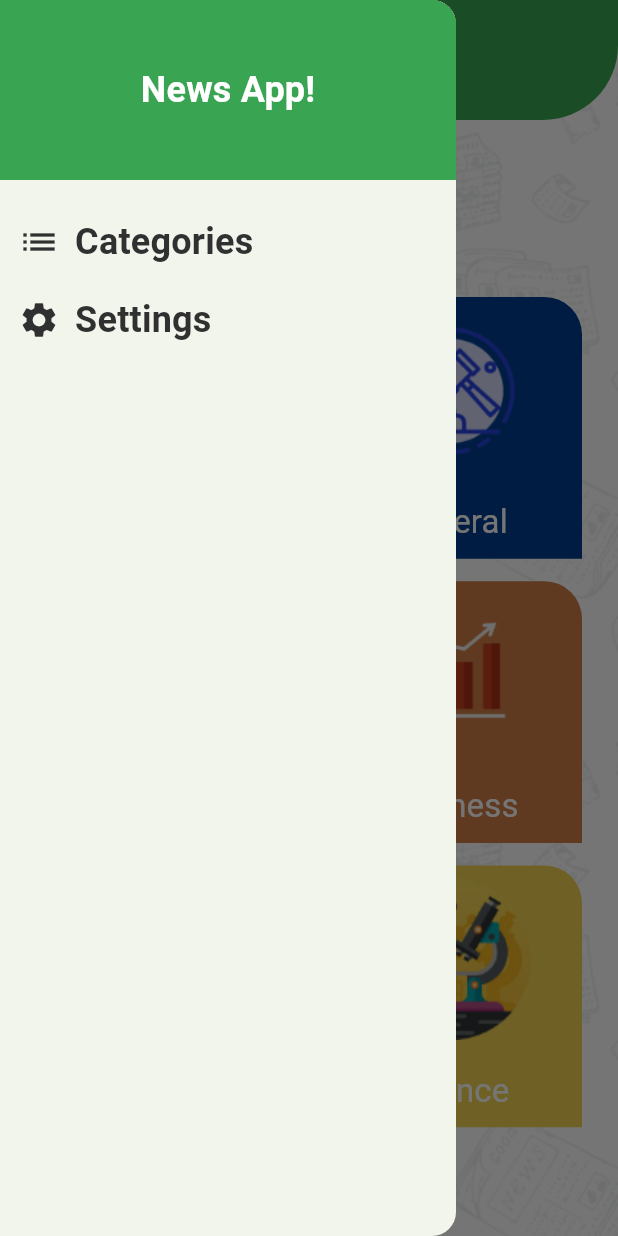
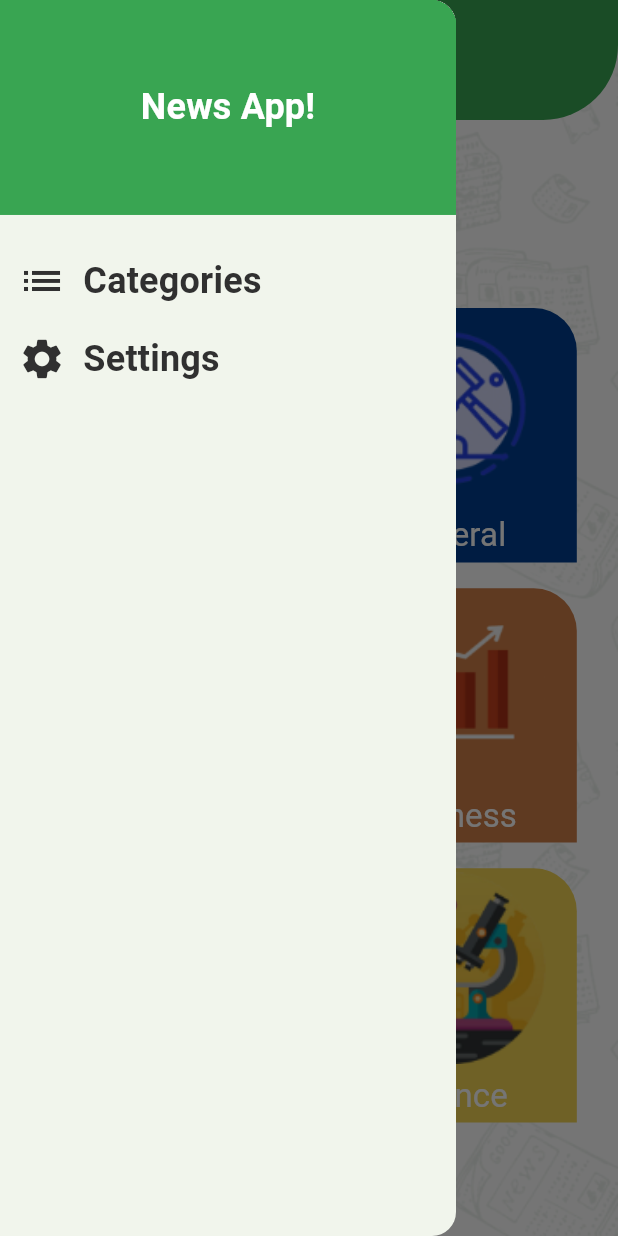
Before and after one commit to NoureenSaad/News_App, a Flutter app: the screen it shows after launch, with the side drawer open, on a phone screen of 412 x 824 dp. Run offline on Flutter 3.47's test engine with Material 3 defaults, Android fonts, the phone set to English and light mode, and no system bars; our stand-ins replace flutter_screenutil.

Commit message:
Added screen utils for responsive design

```diff
--- a/lib/shared/style/app_theme.dart
+++ b/lib/config/theme/app_theme.dart
@@ -1,17 +1,17 @@
 import 'package:flutter/material.dart';
-import 'package:news_app/shared/style/app_colors.dart';
+import 'package:news_app/core/utils/colors_manager.dart';
 
 class AppTheme{
   static ThemeData lightTheme = ThemeData(
     scaffoldBackgroundColor: Colors.transparent,
     colorScheme: ColorScheme.fromSeed(
-        seedColor: AppColors.lightPrimaryColor,
-        primary: AppColors.lightPrimaryColor
+        seedColor: ColorsManager.lightPrimaryColor,
+        primary: ColorsManager.lightPrimaryColor
     ),
-    appBarTheme: AppBarTheme(
+    appBarTheme: const AppBarTheme(
       toolbarHeight: 80,
       centerTitle: true,
-      backgroundColor: AppColors.lightPrimaryColor,
+      backgroundColor: ColorsManager.lightPrimaryColor,
       shape: RoundedRectangleBorder(
         borderRadius: BorderRadius.only(
           bottomLeft: Radius.circular(50),
@@ -28,7 +28,7 @@ class AppTheme{
         color: Colors.white
       )
     ),
-    textTheme: TextTheme(
+    textTheme: const TextTheme(
       titleMedium: TextStyle(
         fontSize: 24,
         fontWeight: FontWeight.w700,
@@ -37,7 +37,7 @@ class AppTheme{
       labelMedium: TextStyle(
         fontWeight: FontWeight.w700,
         fontSize: 28,
-        color: AppColors.categoryListColor
+        color: ColorsManager.categoryListColor
       ),
       titleSmall: TextStyle(
         fontSize: 22,
--- /dev/null
+++ b/lib/core/api/api_manager.dart
@@ -0,0 +1,3 @@
+class ApiManager{
+
+}
--- /dev/null
+++ b/lib/core/api/endpoints.dart
@@ -0,0 +1,3 @@
+class Endpoints{
+
+}
--- /dev/null
+++ b/lib/core/constants.dart
@@ -0,0 +1,3 @@
+class Constants{
+  static const String apiKey = "252d755e6a5749ac9ade45852c416114";
+}
--- a/lib/shared/style/app_colors.dart
+++ b/lib/core/utils/colors_manager.dart
@@ -1,6 +1,6 @@
 import 'dart:ui';
 
-class AppColors{
+class ColorsManager{
   static const Color lightPrimaryColor = Color(0xff39A552);
   static const Color drawerIconsColor = Color(0xff303030);
   static const Color categoryListColor = Color(0xff4F5A69);
--- a/lib/main.dart
+++ b/lib/main.dart
@@ -1,26 +1,6 @@
 import 'package:flutter/material.dart';
-import 'package:news_app/shared/style/app_theme.dart';
-import 'package:news_app/ui/categories/categories_widget.dart';
-import 'package:news_app/ui/home/home_screen.dart';
-import 'package:news_app/ui/settings/settings_widget.dart';
+import 'my_app.dart';
 
 void main() {
   runApp(const MyApp());
 }
-
-class MyApp extends StatelessWidget {
-  const MyApp({super.key});
-
-  @override
-  Widget build(BuildContext context) {
-    return MaterialApp(
-      title: 'News Application',
-      debugShowCheckedModeBanner: false,
-      theme: AppTheme.lightTheme,
-      initialRoute: HomeScreen.route,
-      routes: {
-        HomeScreen.route:(_)=>HomeScreen(),
-      },
-    );
-  }
-}
--- /dev/null
+++ b/lib/my_app.dart
@@ -0,0 +1,28 @@
+import 'package:flutter/material.dart';
+import 'package:flutter_screenutil/flutter_screenutil.dart';
+import 'package:news_app/presentation/home/home_screen.dart';
+import 'config/theme/app_theme.dart';
+
+class MyApp extends StatelessWidget {
+  const MyApp({super.key});
+
+  @override
+  Widget build(BuildContext context) {
+    return ScreenUtilInit(
+      designSize: const Size(360, 690),
+      minTextAdapt: true,
+      splitScreenMode: true,
+      builder: (_ , child){
+        return MaterialApp(
+          title: 'News Application',
+          debugShowCheckedModeBanner: false,
+          theme: AppTheme.lightTheme,
+          initialRoute: HomeScreen.route,
+          routes: {
+            HomeScreen.route:(_)=>HomeScreen(),
+          },
+        );
+      },
+    );
+  }
+}
--- a/lib/ui/categories/categories_widget.dart
+++ b/lib/presentation/categories/categories_widget.dart
@@ -1,7 +1,9 @@
 import 'package:flutter/material.dart';
-import 'package:news_app/ui/categories/single_category_widget.dart';
+import 'package:flutter_screenutil/flutter_screenutil.dart';
+import 'package:news_app/presentation/categories/single_category_widget.dart';
 
-import '../../model/category_model.dart';
+import '../../data/model/category_model.dart';
+
 
 class CategoriesWidget extends StatelessWidget {
   List<CategoryModel> categoriesList = CategoryModel.getCategories();
@@ -11,18 +13,18 @@ class CategoriesWidget extends StatelessWidget {
   Widget build(BuildContext context) {
     return Scaffold(
       body: Padding(
-        padding: const EdgeInsets.all(24.0),
+        padding: REdgeInsets.all(24.0),
         child: Column(
           crossAxisAlignment: CrossAxisAlignment.start,
           children: [
             Text("Pick your category\nof interest",style: Theme.of(context).textTheme.labelMedium,),
-            SizedBox(height: 20,),
+            SizedBox(height: 20.h,),
             Expanded(
               child: GridView.builder(
                 gridDelegate: SliverGridDelegateWithFixedCrossAxisCount(
                   crossAxisCount: 2,
-                  crossAxisSpacing: 15,
-                  mainAxisSpacing: 15
+                  crossAxisSpacing: 15.h,
+                  mainAxisSpacing: 15.w
                 ),
                 itemCount: categoriesList.length,
                 itemBuilder: (context,index)=>InkWell(
--- a/lib/ui/categories/single_category_widget.dart
+++ b/lib/presentation/categories/single_category_widget.dart
@@ -1,5 +1,6 @@
 import 'package:flutter/material.dart';
-import 'package:news_app/model/category_model.dart';
+import 'package:flutter_screenutil/flutter_screenutil.dart';
+import '../../data/model/category_model.dart';
 
 class SingleCategoryWidget extends StatelessWidget {
   CategoryModel category;
@@ -12,10 +13,10 @@ class SingleCategoryWidget extends StatelessWidget {
     return Container(
       decoration: BoxDecoration(
         borderRadius: BorderRadius.only(
-          topLeft: Radius.circular(25),
-          topRight: Radius.circular(25),
-          bottomRight: index%2==0?Radius.circular(25):Radius.circular(0),
-          bottomLeft: index%2==0?Radius.circular(0):Radius.circular(25),
+          topLeft: Radius.circular(25.r),
+          topRight: Radius.circular(25.r),
+          bottomRight: index%2==0?Radius.circular(25.r):Radius.circular(0.r),
+          bottomLeft: index%2==0?Radius.circular(0.r):Radius.circular(25.r),
         ),
         color: category.color,
       ),
@@ -23,7 +24,7 @@ class SingleCategoryWidget extends StatelessWidget {
       child: Column(
         mainAxisAlignment: MainAxisAlignment.spaceAround,
         children: [
-          Image.asset(category.imagePath,height: height*0.13,fit: BoxFit.fitHeight,),
+          Image.asset(category.imagePath,height: (height*0.13).h,fit: BoxFit.fitHeight,),
           Text(category.title,style: Theme.of(context).textTheme.titleSmall,),
         ],
       ),
--- a/lib/ui/home/home_screen.dart
+++ b/lib/presentation/home/home_screen.dart
@@ -1,7 +1,8 @@
 import 'package:flutter/material.dart';
-import 'package:news_app/ui/categories/categories_widget.dart';
-import 'package:news_app/ui/home/widgets/home_drawer_widget.dart';
-import 'package:news_app/ui/settings/settings_widget.dart';
+import 'package:news_app/presentation/home/widgets/home_drawer_widget.dart';
+import '../categories/categories_widget.dart';
+import '../settings/settings_widget.dart';
+
 
 class HomeScreen extends StatefulWidget {
   static const String route = "HomeScreen";
@@ -15,7 +16,6 @@ class HomeScreen extends StatefulWidget {
 class _HomeScreenState extends State<HomeScreen> {
   @override
   void initState() {
-    // TODO: implement initState
     super.initState();
     selectedWidget = CategoriesWidget();
   }
@@ -24,12 +24,12 @@ class _HomeScreenState extends State<HomeScreen> {
   @override
   Widget build(BuildContext context) {
     return Container(
-      decoration: BoxDecoration(
+      decoration: const BoxDecoration(
         image: DecorationImage(image: AssetImage("assets/images/background.jpg"),fit: BoxFit.cover),
       ),
       child: Scaffold(
         appBar: AppBar(
-          title: Text("News App"),
+          title: const Text("News App"),
         ),
         drawer: HomeDrawerWidget(onItemMenuClicked: onMenuItemClicked,),
         body: selectedWidget,
--- a/lib/ui/home/widgets/home_drawer_widget.dart
+++ b/lib/presentation/home/widgets/home_drawer_widget.dart
@@ -1,5 +1,6 @@
 import 'package:flutter/material.dart';
-import 'package:news_app/shared/style/app_colors.dart';
+import 'package:flutter_screenutil/flutter_screenutil.dart';
+import 'package:news_app/core/utils/colors_manager.dart';
 
 typedef onItemClicked = void Function (MenuItems item);
 class HomeDrawerWidget extends StatelessWidget {
@@ -13,22 +14,22 @@ class HomeDrawerWidget extends StatelessWidget {
         children: [
           Container(
             width: double.infinity,
-            height: 120,
+            height: 120.h,
             color: Theme.of(context).colorScheme.primary,
             alignment: Alignment.center,
             child: Text("News App!",style: Theme.of(context).textTheme.titleMedium,),
           ),
-          SizedBox(height: 15,),
+          SizedBox(height: 15.h,),
           TextButton(
             onPressed: (){
               onItemMenuClicked(MenuItems.Categories);
             },
             child: Row(
               children: [
-                Icon(Icons.list,color: AppColors.drawerIconsColor,size: 28,),
-                SizedBox(width: 10,),
+                Icon(Icons.list,color: ColorsManager.drawerIconsColor,size: 28.sp,),
+                SizedBox(width: 10.w,),
                 Text("Categories",style: Theme.of(context).textTheme.titleMedium?.copyWith(
-                  color: AppColors.drawerIconsColor
+                  color: ColorsManager.drawerIconsColor
                 ),)
               ],
             )
@@ -39,10 +40,10 @@ class HomeDrawerWidget extends StatelessWidget {
               },
               child: Row(
                 children: [
-                  Icon(Icons.settings,color: AppColors.drawerIconsColor,size: 28,),
-                  SizedBox(width: 10,),
+                  Icon(Icons.settings,color: ColorsManager.drawerIconsColor,size: 28.sp,),
+                  SizedBox(width: 10.w,),
                   Text("Settings",style: Theme.of(context).textTheme.titleMedium?.copyWith(
-                      color: AppColors.drawerIconsColor
+                      color: ColorsManager.drawerIconsColor
                   ),)
                 ],
               )
--- a/pubspec.yaml
+++ b/pubspec.yaml
@@ -35,6 +35,8 @@ dependencies:
   # The following adds the Cupertino Icons font to your application.
   # Use with the CupertinoIcons class for iOS style icons.
   cupertino_icons: ^1.0.6
+  dio: ^5.4.3+1
+  flutter_screenutil: ^5.9.0
 
 dev_dependencies:
   flutter_test:
```
Also changed, not shown: lib/data/model/category_model.dart (renamed from lib/model/category_model.dart), lib/presentation/settings/settings_widget.dart (renamed from lib/ui/settings/settings_widget.dart), pubspec.lock.
